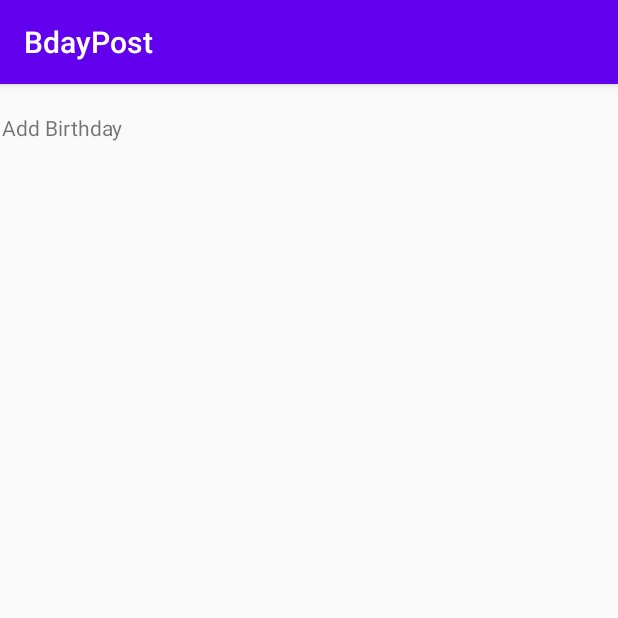
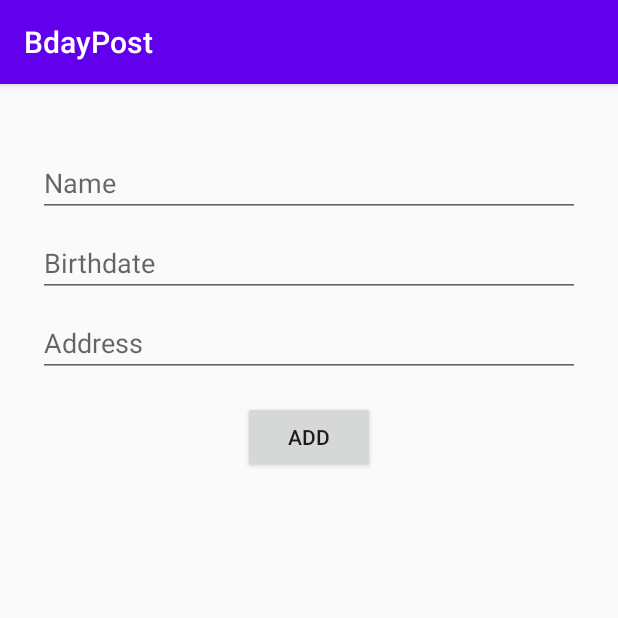
Before and after one commit to chan-kelv/BdayPost, an Android app: the AddBirthdayFragment screen opened through its navigation route, on a phone screen of 412 x 824 dp, the top half of it. Run offline under Robolectric (Android 15) with nearby library versions, the phone set to English and light mode, and no system bars; our stand-ins replace Firebase (no records; nobody signed in at launch, a user with empty details on screens opened directly), Timber.

```diff
--- a/app/build.gradle
+++ b/app/build.gradle
@@ -46,6 +46,7 @@ dependencies {
     implementation platform('com.google.firebase:firebase-bom:26.1.0')
     implementation 'com.google.firebase:firebase-analytics-ktx'
     implementation 'com.google.firebase:firebase-auth-ktx'
+    implementation 'com.google.firebase:firebase-database-ktx'
 
     // Timber Logging
     implementation 'com.jakewharton.timber:timber:4.7.1'
--- a/app/src/main/java/com/kelvin/bdaypost/data/loginData/AuthenticationNetwork.kt
+++ b/app/src/main/java/com/kelvin/bdaypost/data/authData/AuthenticationNetwork.kt
@@ -1,9 +1,8 @@
-package com.kelvin.bdaypost.data.loginData
+package com.kelvin.bdaypost.data.authData
 
 import com.google.firebase.auth.AuthResult
 import com.google.firebase.auth.FirebaseAuth
 import com.google.firebase.auth.FirebaseUser
-import com.google.firebase.auth.UserProfileChangeRequest
 import com.google.firebase.auth.ktx.userProfileChangeRequest
 import com.kelvin.bdaypost.data.Result
 import kotlinx.coroutines.tasks.await
--- a/app/src/main/java/com/kelvin/bdaypost/data/loginData/AuthenticationRepository.kt
+++ b/app/src/main/java/com/kelvin/bdaypost/data/authData/AuthenticationRepository.kt
@@ -1,4 +1,4 @@
-package com.kelvin.bdaypost.data.loginData
+package com.kelvin.bdaypost.data.authData
 
 import com.kelvin.bdaypost.data.Result
 
--- /dev/null
+++ b/app/src/main/java/com/kelvin/bdaypost/data/contactData/ContactNetwork.kt
@@ -0,0 +1,22 @@
+package com.kelvin.bdaypost.data.contactData
+
+import com.google.firebase.auth.FirebaseAuth
+import com.google.firebase.database.FirebaseDatabase
+import com.google.firebase.database.ktx.database
+import com.google.firebase.ktx.Firebase
+import com.kelvin.bdaypost.data.model.ContactInfo
+import kotlinx.coroutines.tasks.await
+import timber.log.Timber
+
+class ContactNetwork {
+    private val fbAuth = FirebaseAuth.getInstance()
+    private val fbDb = Firebase.database.reference
+
+    suspend fun saveContactBirthday(contactInfo: ContactInfo) {
+        fbAuth.currentUser?.uid?.let { uid ->
+            fbDb.child(uid).child("contact").setValue(contactInfo)
+        } ?: run {
+            Timber.e("Could not find auth uid")
+        }
+    }
+}
--- /dev/null
+++ b/app/src/main/java/com/kelvin/bdaypost/data/contactData/ContactRepository.kt
@@ -0,0 +1,23 @@
+package com.kelvin.bdaypost.data.contactData
+
+import com.kelvin.bdaypost.data.model.ContactInfo
+
+class ContactRepository private constructor(
+    private var contactNetwork: ContactNetwork = ContactNetwork()
+) {
+    suspend fun addNewContactBirthdate(name: String, birthdate: String, address: String) {
+        val contactInfo = ContactInfo(name, birthdate, address)
+        contactNetwork.saveContactBirthday(contactInfo)
+    }
+
+    companion object {
+        @Volatile
+        private var instance: ContactRepository? = null
+
+        fun getInstance() = instance ?: synchronized(this) {
+            instance ?: ContactRepository().also {
+                instance = it
+            }
+        }
+    }
+}
--- a/app/src/main/java/com/kelvin/bdaypost/ui/birthday/add/AddBirthdayFragment.kt
+++ b/app/src/main/java/com/kelvin/bdaypost/ui/birthday/add/AddBirthdayFragment.kt
@@ -1,16 +1,14 @@
 package com.kelvin.bdaypost.ui.birthday.add
 
 import android.os.Bundle
-import androidx.fragment.app.Fragment
 import android.view.LayoutInflater
 import android.view.View
 import android.view.ViewGroup
-import com.kelvin.bdaypost.R
-
-// TODO: Rename parameter arguments, choose names that match
-// the fragment initialization parameters, e.g. ARG_ITEM_NUMBER
-private const val ARG_PARAM1 = "param1"
-private const val ARG_PARAM2 = "param2"
+import androidx.fragment.app.Fragment
+import androidx.lifecycle.Observer
+import androidx.lifecycle.ViewModelProvider
+import com.kelvin.bdaypost.BuildConfig
+import com.kelvin.bdaypost.databinding.FragmentAddBirthdayBinding
 
 /**
  * A simple [Fragment] subclass.
@@ -18,43 +16,68 @@ private const val ARG_PARAM2 = "param2"
  * create an instance of this fragment.
  */
 class AddBirthdayFragment : Fragment() {
-    // TODO: Rename and change types of parameters
-    private var param1: String? = null
-    private var param2: String? = null
+    private var _addBdayBinding: FragmentAddBirthdayBinding? = null
+    // only use this between onCreateView and onDestroyView
+    private val addBdayBinding
+        get() = _addBdayBinding!!
 
-    override fun onCreate(savedInstanceState: Bundle?) {
-        super.onCreate(savedInstanceState)
-        arguments?.let {
-            param1 = it.getString(ARG_PARAM1)
-            param2 = it.getString(ARG_PARAM2)
-        }
-    }
+    private var addBdayVM: AddBirthdayViewModel? = null
 
     override fun onCreateView(
         inflater: LayoutInflater, container: ViewGroup?,
         savedInstanceState: Bundle?
     ): View? {
-        // Inflate the layout for this fragment
-        return inflater.inflate(R.layout.fragment_add_birthday, container, false)
+        _addBdayBinding = FragmentAddBirthdayBinding.inflate(inflater, container, false)
+        val view = addBdayBinding.root
+        return view
+    }
+
+    override fun onViewCreated(view: View, savedInstanceState: Bundle?) {
+        super.onViewCreated(view, savedInstanceState)
+        addBdayVM = activity?.run {
+            ViewModelProvider(this, AddBirthdayViewModel.AddBirthdayVMFactory())
+                .get(AddBirthdayViewModel::class.java)
+        }
+
+        addBdayVM?.run {
+            this.validContactForm.observe(
+                this@AddBirthdayFragment.viewLifecycleOwner,
+                Observer { observeContactState(it) }
+            )
+        }
+
+        addBdayBinding.btnAddBdayAddContact.setOnClickListener { saveBday() }
+
+        if (BuildConfig.DEBUG) {
+            addBdayBinding.inputAddBdayContactName.setText("Kelvin")
+            addBdayBinding.inputAddBdayContactAddr.setText("123 fake street")
+        }
+    }
+
+    private fun observeContactState(contactState: AddBirthdayViewModel.ContactFormState?) {
+        contactState?.let {
+            contactState.nameError?.let {
+                addBdayBinding.inputAddBdayContactName.error = this.getString(it) }
+            contactState.dateError?.let {
+                addBdayBinding.inputAddBdayContactDate.error = this.getString(it) }
+            contactState.addrError?.let {
+                addBdayBinding.inputAddBdayContactAddr.error = this.getString(it) }
+        }
+    }
+
+    private fun saveBday() {
+        val name = addBdayBinding.inputAddBdayContactName.text.toString()
+        val birthdate = addBdayBinding.inputAddBdayContactDate.text.toString()
+        val addr = addBdayBinding.inputAddBdayContactAddr.text.toString()
+        addBdayVM?.let { vm ->
+            if (vm.validateContactFormState(name, birthdate, addr)) {
+                vm.addContactBirthdate(name, birthdate, addr)
+            }
+        }
     }
 
     companion object {
-        /**
-         * Use this factory method to create a new instance of
-         * this fragment using the provided parameters.
-         *
-         * @param param1 Parameter 1.
-         * @param param2 Parameter 2.
-         * @return A new instance of fragment AddBirthdayFragment.
-         */
-        // TODO: Rename and change types and number of parameters
         @JvmStatic
-        fun newInstance(param1: String, param2: String) =
-            AddBirthdayFragment().apply {
-                arguments = Bundle().apply {
-                    putString(ARG_PARAM1, param1)
-                    putString(ARG_PARAM2, param2)
-                }
-            }
+        fun newInstance() = AddBirthdayFragment()
     }
 }
--- /dev/null
+++ b/app/src/main/java/com/kelvin/bdaypost/ui/birthday/add/AddBirthdayViewModel.kt
@@ -0,0 +1,47 @@
+package com.kelvin.bdaypost.ui.birthday.add
+
+import androidx.lifecycle.*
+import com.kelvin.bdaypost.R
+import com.kelvin.bdaypost.data.contactData.ContactRepository
+import kotlinx.coroutines.launch
+
+class AddBirthdayViewModel(private val contactRepo: ContactRepository): ViewModel() {
+    private val _validContactForm = MutableLiveData<ContactFormState>()
+    val validContactForm: LiveData<ContactFormState> = _validContactForm
+
+    /**
+     * TODO needs to actually validate proper data after fb db set up
+     */
+    fun validateContactFormState(name: String, birthdate: String, address: String): Boolean {
+        val nameError = if (name.isBlank()) { R.string.addBday_contactName_error } else null
+        val dateError = if (birthdate.isBlank()) { R.string.addBday_contactDate_error } else null
+        val addrError = if (address.isBlank()) { R.string.addBday_contactAddr_error} else null
+        val currContactState = ContactFormState(
+            nameError,
+            dateError,
+            addrError,
+            nameError == null && dateError == null && addrError == null
+        )
+        _validContactForm.value = currContactState
+        return currContactState.isValidForm
+    }
+
+    fun addContactBirthdate(name: String, birthdate: String, address: String) {
+        viewModelScope.launch { contactRepo.addNewContactBirthdate(name, birthdate, address) }
+    }
+
+    data class ContactFormState (
+        val nameError: Int? = null,
+        val dateError: Int? = null,
+        val addrError: Int? = null,
+        val isValidForm: Boolean = false
+    )
+
+    @Suppress("UNCHECKED_CAST")
+    class AddBirthdayVMFactory(private val contactRepo: ContactRepository = ContactRepository.getInstance()) :
+            ViewModelProvider.Factory {
+        override fun <T : ViewModel?> create(modelClass: Class<T>): T {
+            return AddBirthdayViewModel(contactRepo) as T
+        }
+    }
+}
--- a/app/src/main/java/com/kelvin/bdaypost/ui/login/LoginActivity.kt
+++ b/app/src/main/java/com/kelvin/bdaypost/ui/login/LoginActivity.kt
@@ -75,10 +75,10 @@ class LoginActivity : AppCompatActivity() {
     private fun observeLoginState(loginState: LoginFormState?) {
         loginState?.let {
             loginState.usernameError?.let { emailErrorRes ->
-                loginBinding.inputEmail.error = this.getStringFromRes(emailErrorRes)
+                loginBinding.inputEmail.error = this.getString(emailErrorRes)
             }
             loginState.passwordError?.let {pwErrorRes ->
-                loginBinding.inputPassword.error = this.getStringFromRes(pwErrorRes)
+                loginBinding.inputPassword.error = this.getString(pwErrorRes)
             }
         }
     }
--- a/app/src/main/java/com/kelvin/bdaypost/ui/login/viewModel/LoginViewModel.kt
+++ b/app/src/main/java/com/kelvin/bdaypost/ui/login/viewModel/LoginViewModel.kt
@@ -2,7 +2,7 @@ package com.kelvin.bdaypost.ui.login.viewModel
 
 import androidx.lifecycle.*
 import com.kelvin.bdaypost.R
-import com.kelvin.bdaypost.data.loginData.AuthenticationRepository
+import com.kelvin.bdaypost.data.authData.AuthenticationRepository
 import com.kelvin.bdaypost.data.Result
 import com.kelvin.bdaypost.util.CredentialUtil.Companion.isValidEmail
 import kotlinx.coroutines.Dispatchers.IO
@@ -77,9 +77,7 @@ class LoginViewModel(private val authRepo: AuthenticationRepository) : ViewModel
     class LoginViewModelFactory(private val authRepo: AuthenticationRepository = AuthenticationRepository.getInstance()) :
         ViewModelProvider.Factory {
         override fun <T : ViewModel?> create(modelClass: Class<T>): T {
-            return LoginViewModel(
-                authRepo
-            ) as T
+            return LoginViewModel(authRepo) as T
         }
     }
 }
--- a/app/src/main/res/layout/fragment_add_birthday.xml
+++ b/app/src/main/res/layout/fragment_add_birthday.xml
@@ -1,14 +1,59 @@
 <?xml version="1.0" encoding="utf-8"?>
 <androidx.constraintlayout.widget.ConstraintLayout xmlns:android="http://schemas.android.com/apk/res/android"
+    xmlns:app="http://schemas.android.com/apk/res-auto"
     xmlns:tools="http://schemas.android.com/tools"
     android:layout_width="match_parent"
     android:layout_height="match_parent"
     tools:context=".ui.birthday.add.AddBirthdayFragment">
 
     <!-- TODO: Update blank fragment layout -->
-    <TextView
-        android:layout_width="match_parent"
-        android:layout_height="match_parent"
-        android:text="Add Birthday" />
+
+    <EditText
+        android:id="@+id/input_addBday_contactName"
+        android:layout_width="0dp"
+        android:layout_height="wrap_content"
+        android:layout_marginStart="24dp"
+        android:layout_marginTop="24dp"
+        android:layout_marginEnd="24dp"
+        android:ems="10"
+        android:hint="Name"
+        android:inputType="textPersonName"
+        app:layout_constraintEnd_toEndOf="parent"
+        app:layout_constraintStart_toStartOf="parent"
+        app:layout_constraintTop_toTopOf="parent" />
+
+    <EditText
+        android:id="@+id/input_addBday_contactAddr"
+        android:layout_width="0dp"
+        android:layout_height="wrap_content"
+        android:layout_marginTop="8dp"
+        android:ems="10"
+        android:hint="Address"
+        android:inputType="textPostalAddress"
+        app:layout_constraintEnd_toEndOf="@+id/input_addBday_contactName"
+        app:layout_constraintStart_toStartOf="@+id/input_addBday_contactName"
+        app:layout_constraintTop_toBottomOf="@+id/input_addBday_contactDate" />
+
+    <Button
+        android:id="@+id/btn_addBday_addContact"
+        android:layout_width="wrap_content"
+        android:layout_height="wrap_content"
+        android:layout_marginTop="16dp"
+        android:text="Add"
+        app:layout_constraintEnd_toEndOf="parent"
+        app:layout_constraintStart_toStartOf="parent"
+        app:layout_constraintTop_toBottomOf="@+id/input_addBday_contactAddr" />
+
+    <EditText
+        android:id="@+id/input_addBday_contactDate"
+        android:layout_width="0dp"
+        android:layout_height="wrap_content"
+        android:layout_marginTop="8dp"
+        android:ems="10"
+        android:inputType="date"
+        android:hint="Birthdate"
+        app:layout_constraintEnd_toEndOf="@+id/input_addBday_contactName"
+        app:layout_constraintStart_toStartOf="@+id/input_addBday_contactName"
+        app:layout_constraintTop_toBottomOf="@+id/input_addBday_contactName" />
 
 </androidx.constraintlayout.widget.ConstraintLayout>
--- a/app/src/main/res/layout/fragment_bday_main.xml
+++ b/app/src/main/res/layout/fragment_bday_main.xml
@@ -4,7 +4,7 @@
     xmlns:tools="http://schemas.android.com/tools"
     android:layout_width="match_parent"
     android:layout_height="match_parent"
-    tools:context=".BirthdayMainFragment">
+    tools:context=".ui.birthday.landing.BirthdayMainFragment">
 
     <TextView
         android:id="@+id/text_today"
--- a/app/src/main/res/navigation/nav_birthday.xml
+++ b/app/src/main/res/navigation/nav_birthday.xml
@@ -7,7 +7,7 @@
 
     <fragment
         android:id="@+id/birthdayLandingRoot"
-        android:name="com.kelvin.bdaypost.BirthdayMainFragment"
+        android:name="com.kelvin.bdaypost.ui.birthday.landing.BirthdayMainFragment"
         android:label="fragment_landing"
         tools:layout="@layout/fragment_bday_main" >
         <action
--- a/app/src/main/res/values/strings.xml
+++ b/app/src/main/res/values/strings.xml
@@ -12,6 +12,10 @@
     <string name="login_register_text">Register</string>
     <string name="login_login_text">Login</string>
     <string name="login_displayName_hint">DisplayName</string>
+
+    <string name="addBday_contactName_error">Please enter a name</string>
+    <string name="addBday_contactDate_error">Please enter a bday</string>
+    <string name="addBday_contactAddr_error">Please enter a mailing address</string>
     <!-- TODO: Remove or change this placeholder text -->
     <string name="hello_blank_fragment">Hello blank fragment</string>
     <string name="landing_searchFriend">Search Friend</string>
```
Also changed, not shown: app/src/main/java/com/kelvin/bdaypost/data/model/ContactInfo.kt (added, +7 -0 lines), app/src/main/java/com/kelvin/bdaypost/ui/birthday/landing/BirthdayMainFragment.kt (renamed from app/src/main/java/com/kelvin/bdaypost/BirthdayMainFragment.kt, +7 -3 lines).
